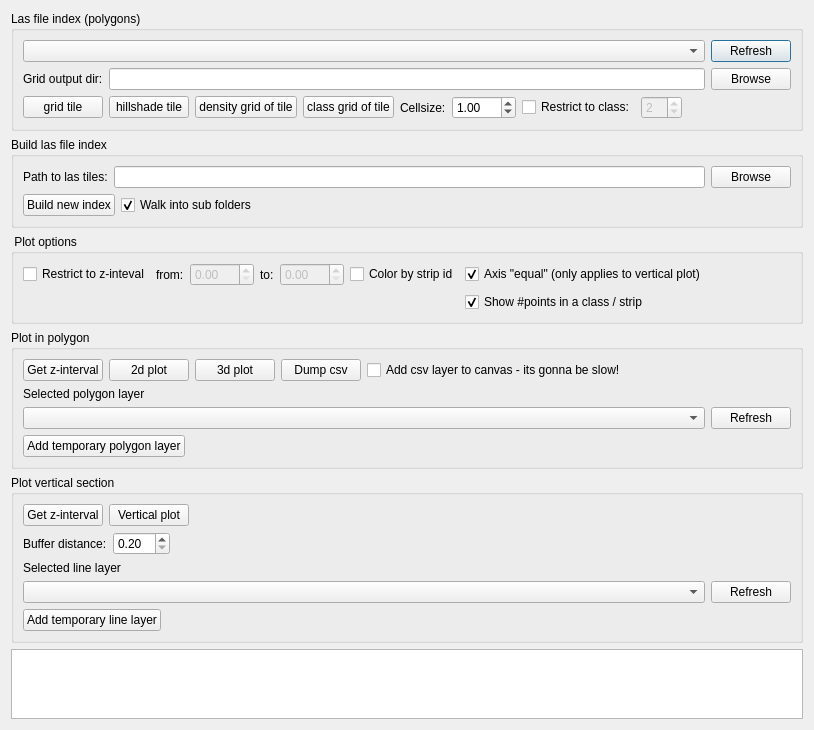
Before: the Qt Designer form pcplot/Ui_PcPlot.ui in SDFIdk/DHMQC, drawn with Qt 5.
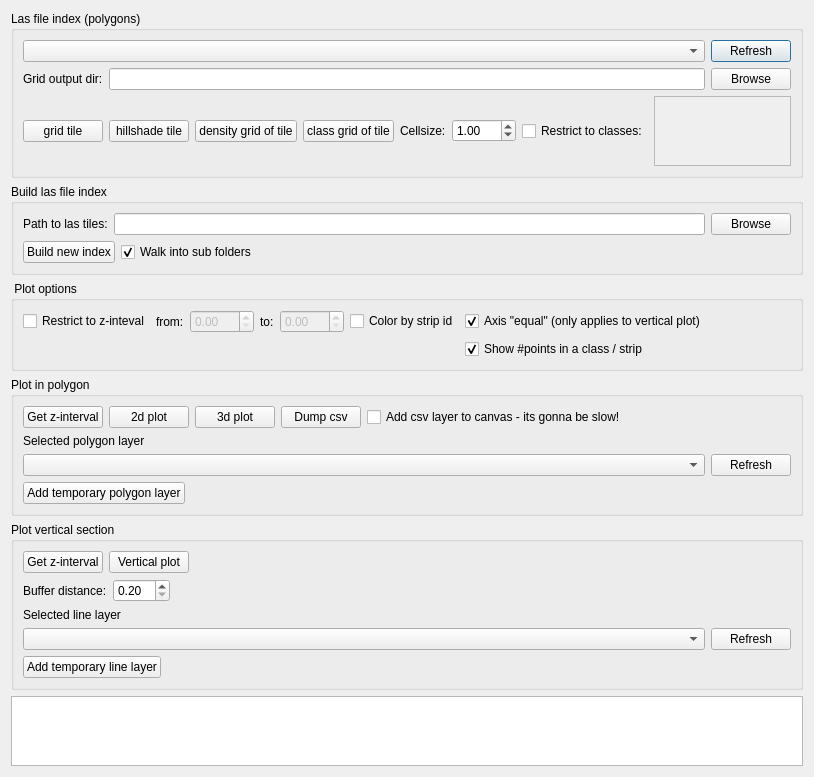
After: the same form once the commit is applied.

What changed in the file:
```diff
--- a/pcplot/Ui_PcPlot.ui
+++ b/pcplot/Ui_PcPlot.ui
@@ -7,7 +7,7 @@
     <x>0</x>
     <y>0</y>
     <width>814</width>
-    <height>687</height>
+    <height>710</height>
    </rect>
   </property>
   <property name="windowTitle">
@@ -142,20 +142,17 @@
         <item>
          <widget class="QCheckBox" name="chb_restrict_class">
           <property name="text">
-           <string>Restrict to class:</string>
+           <string>Restrict to classes:</string>
           </property>
          </widget>
         </item>
         <item>
-         <widget class="QSpinBox" name="spb_class">
+         <widget class="QListWidget" name="lw_classes">
           <property name="enabled">
            <bool>false</bool>
           </property>
-          <property name="maximum">
-           <number>50</number>
-          </property>
-          <property name="value">
-           <number>2</number>
+          <property name="selectionMode">
+           <enum>QAbstractItemView::MultiSelection</enum>
           </property>
          </widget>
         </item>
```
Left out of the diff: 6 changed lines with no effect on the pictures.
